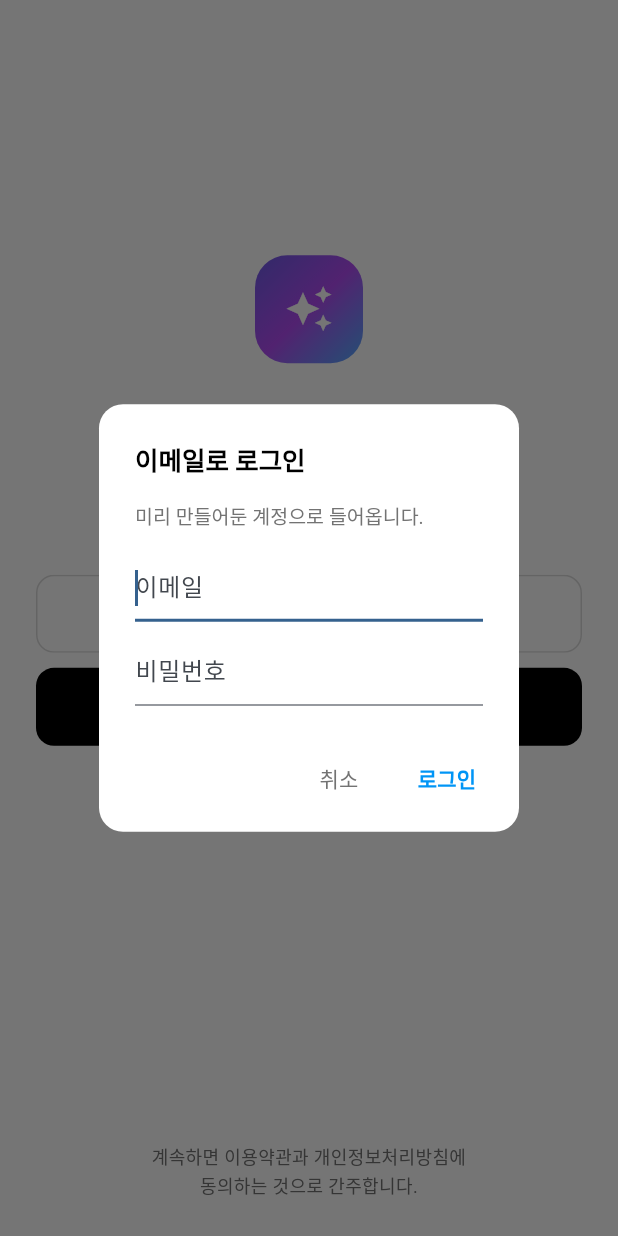
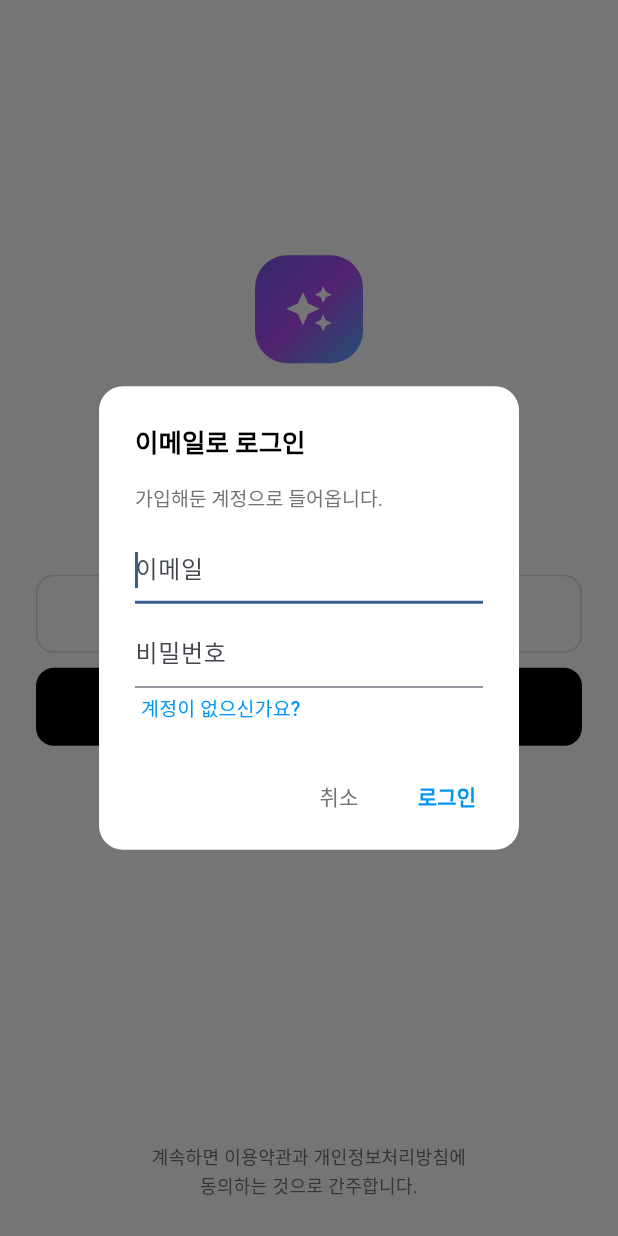
Before and after one commit to ExplainingDeveloper/authentication-app, a Flutter app: the screen it shows after launch, after a tap on "이메일로 로그인", on a phone screen of 412 x 824 dp. Run offline on Flutter 3.47's test engine with Material 3 defaults, Android fonts, the phone set to English and light mode, and no system bars; our stand-ins replace cloud_firestore, firebase_auth, firebase_core, google_sign_in; missing offline and left inert: firebase_app_check; accounts and stored records are empty; generated files the repository leaves out were written again.

Commit message:
이메일 회원가입 추가
로그인만 있으면 계정을 콘솔에서만 만들 수 있어서, 이메일 로그인을
따로 설명할 때 "계정은 어디서 만드나"가 빈다. 가입을 붙인다.

- LoginUtil.signUpWithEmail — createUserWithEmailAndPassword.
  가입 직후 sendEmailVerification 도 보낸다. 다중 인증은 이메일 인증이
  끝난 계정에서만 켤 수 있어서다. 메일 발송 실패는 가입을 막지 않는다.
- 입력 창에 로그인/가입 전환을 넣었다. 화면을 따로 만들지 않고
  한 창에서 바꾸는 쪽이 간단하다.
- auth_feedback 에 email-already-in-use, weak-password 추가.

Co-Authored-By: Claude Opus 5 <noreply@anthropic.com>

```diff
--- a/lib/screens/login_screen.dart
+++ b/lib/screens/login_screen.dart
@@ -71,12 +71,19 @@ class _LoginScreenState extends State<LoginScreen> {
     if (input == null) return;
     if (input.email.trim().isEmpty || input.password.isEmpty) return;
 
+    // 가입을 눌렀으면 계정을 만들고, 아니면 로그인한다.
+    // 가입에 성공하면 그대로 로그인된 상태가 되므로 뒤는 똑같다.
     await _signIn(
       'email',
-      () => _loginUtil.signInWithEmail(
-        email: input.email,
-        password: input.password,
-      ),
+      () => input.isSignUp
+          ? _loginUtil.signUpWithEmail(
+              email: input.email,
+              password: input.password,
+            )
+          : _loginUtil.signInWithEmail(
+              email: input.email,
+              password: input.password,
+            ),
     );
   }
 
--- a/lib/utils/auth_feedback.dart
+++ b/lib/utils/auth_feedback.dart
@@ -59,6 +59,12 @@ String? authErrorMessage(Object error) {
       case 'operation-not-allowed':
         return '이메일 로그인이 꺼져 있습니다. '
             '파이어베이스 콘솔에서 이메일/비밀번호를 켜주세요.';
+
+      // 여기부터는 회원가입에서 나오는 코드들.
+      case 'email-already-in-use':
+        return '이미 가입된 이메일입니다. 로그인해주세요.';
+      case 'weak-password':
+        return '비밀번호가 너무 짧습니다. 6자 이상으로 지어주세요.';
     }
 
     // LoginUtil에서 이미 사람이 읽을 문장으로 바꿔 던진 경우가 있다.
--- a/lib/utils/login_util.dart
+++ b/lib/utils/login_util.dart
@@ -71,6 +71,46 @@ class LoginUtil {
       email: email.trim(),
       password: password,
     );
+  }
+
+  /// 이메일과 비밀번호로 회원가입한다.
+  ///
+  /// 소셜 로그인과 가장 다른 점이 여기다.
+  /// 구글이나 애플은 그쪽에 이미 계정이 있어서 "가입"이라는 단계가 없다.
+  /// 이메일은 우리가 계정을 직접 만들어야 하므로 가입과 로그인이 나뉜다.
+  ///
+  /// 가입에 성공하면 그대로 로그인된 상태가 된다. 따로 로그인할 필요가 없다.
+  ///
+  /// 비밀번호는 우리가 저장하지 않는다.
+  ///
+  /// 이 코드 어디에도 비밀번호를 어딘가에 적어두는 부분이 없다.
+  /// 파이어베이스가 받아서 되돌릴 수 없는 형태로 바꿔(해시) 보관한다.
+  /// 비밀번호를 직접 데이터베이스에 넣는 건 사고가 나면 피해가 크기 때문에,
+  /// 그 위험한 일을 파이어베이스가 대신 해주는 것이다.
+  Future<UserCredential> signUpWithEmail({
+    required String email,
+    required String password,
+  }) async {
+    final UserCredential credential = await FirebaseAuth.instance
+        .createUserWithEmailAndPassword(
+          email: email.trim(),
+          password: password,
+        );
+
+    // 가입한 주소가 진짜 본인 것인지 확인하는 메일을 보낸다.
+    //
+    // 아무 이메일이나 적어도 가입은 되기 때문에 넣어두는 것이다.
+    // 꼭 해야 하는 건 아니지만 실제 서비스라면 넣는 쪽이 좋고,
+    // 다중 인증(챕터 6)은 이메일 인증이 끝난 계정에서만 켤 수 있다.
+    //
+    // 메일을 못 보내도 가입 자체는 끝난 상태라 실패로 처리하지 않는다.
+    try {
+      await credential.user?.sendEmailVerification();
+    } catch (_) {
+      // 메일 발송에 실패해도 로그인은 그대로 진행한다.
+    }
+
+    return credential;
   }
 
   /// 로그인 없이 둘러보기. (익명 로그인)
--- a/lib/widgets/email_login_dialog.dart
+++ b/lib/widgets/email_login_dialog.dart
@@ -3,13 +3,14 @@ import 'package:flutter/material.dart';
 
 /// 이메일 로그인 창이 돌려주는 값.
 ///
-/// 이메일과 비밀번호를 한 번에 받아야 해서 둘을 묶었다.
-typedef EmailLogin = ({String email, String password});
+/// 로그인과 회원가입을 한 창에서 처리하므로,
+/// 어느 쪽을 눌렀는지(isSignUp)도 같이 돌려준다.
+typedef EmailLogin = ({String email, String password, bool isSignUp});
 
 /// 이메일과 비밀번호를 받는 창.
 ///
-/// 앱 심사용으로 넣어둔 참고 코드다. 자세한 내용은
-/// LoginUtil.signInWithEmail 의 설명을 보면 된다.
+/// 아래 글자를 눌러 로그인과 회원가입을 오갈 수 있다.
+/// 자세한 내용은 LoginUtil 의 signInWithEmail / signUpWithEmail 설명을 보면 된다.
 ///
 /// 사용자가 취소하면 null을 돌려준다.
 Future<EmailLogin?> showEmailLoginDialog(BuildContext context) {
@@ -39,6 +40,9 @@ class _EmailLoginDialogState extends State<_EmailLoginDialog> {
   final TextEditingController _emailController = TextEditingController();
   final TextEditingController _passwordController = TextEditingController();
 
+  /// 회원가입 모드인지. false면 로그인이다.
+  bool _isSignUp = false;
+
   @override
   void dispose() {
     _emailController.dispose();
@@ -50,13 +54,14 @@ class _EmailLoginDialogState extends State<_EmailLoginDialog> {
     Navigator.pop(context, (
       email: _emailController.text,
       password: _passwordController.text,
+      isSignUp: _isSignUp,
     ));
   }
 
   @override
   Widget build(BuildContext context) {
     return AlertDialog(
-      title: const Text('이메일로 로그인'),
+      title: Text(_isSignUp ? '이메일로 가입' : '이메일로 로그인'),
 
       // 키보드가 올라오면 창에 남는 높이가 줄어든다.
       // 스크롤을 감싸두지 않으면 그때 내용이 넘쳐서 화면이 깨진다.
@@ -65,9 +70,14 @@ class _EmailLoginDialogState extends State<_EmailLoginDialog> {
           mainAxisSize: MainAxisSize.min,
           crossAxisAlignment: CrossAxisAlignment.start,
           children: <Widget>[
-            const Text(
-              '미리 만들어둔 계정으로 들어옵니다.',
-              style: TextStyle(color: AppColors.textSecondary, fontSize: 13),
+            Text(
+              _isSignUp
+                  ? '비밀번호는 6자 이상이어야 합니다.'
+                  : '가입해둔 계정으로 들어옵니다.',
+              style: const TextStyle(
+                color: AppColors.textSecondary,
+                fontSize: 13,
+              ),
             ),
             const SizedBox(height: 12),
             TextField(
@@ -88,6 +98,28 @@ class _EmailLoginDialogState extends State<_EmailLoginDialog> {
               // 키보드의 완료를 눌러도 넘어가게 한다.
               onSubmitted: (String value) => _submit(),
             ),
+            const SizedBox(height: 4),
+
+            // 로그인과 회원가입을 오가는 곳.
+            // 화면을 따로 만들지 않고 한 창에서 바꾸는 쪽이 간단하다.
+            Align(
+              alignment: Alignment.centerLeft,
+              child: TextButton(
+                onPressed: () => setState(() => _isSignUp = !_isSignUp),
+                style: TextButton.styleFrom(
+                  padding: const EdgeInsets.symmetric(horizontal: 4),
+                  minimumSize: Size.zero,
+                  tapTargetSize: MaterialTapTargetSize.shrinkWrap,
+                ),
+                child: Text(
+                  _isSignUp ? '이미 계정이 있어요' : '계정이 없으신가요?',
+                  style: const TextStyle(
+                    color: AppColors.accent,
+                    fontSize: 13,
+                  ),
+                ),
+              ),
+            ),
           ],
         ),
       ),
@@ -102,9 +134,9 @@ class _EmailLoginDialogState extends State<_EmailLoginDialog> {
         ),
         TextButton(
           onPressed: _submit,
-          child: const Text(
-            '로그인',
-            style: TextStyle(
+          child: Text(
+            _isSignUp ? '가입하기' : '로그인',
+            style: const TextStyle(
               color: AppColors.accent,
               fontWeight: FontWeight.w600,
             ),
```
